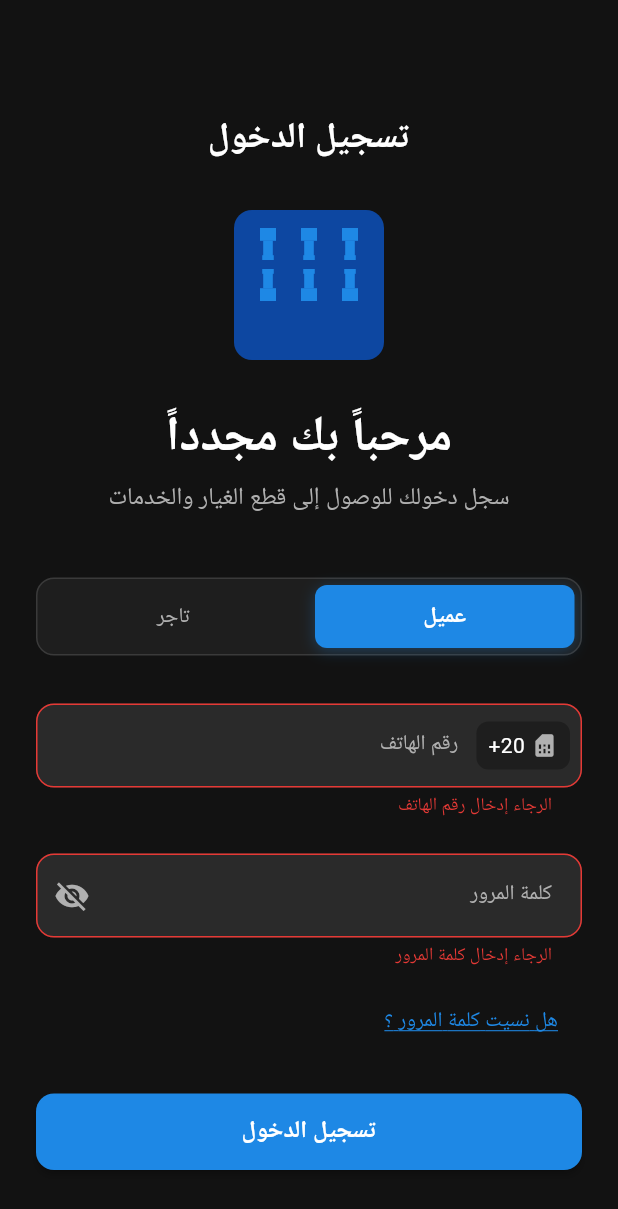
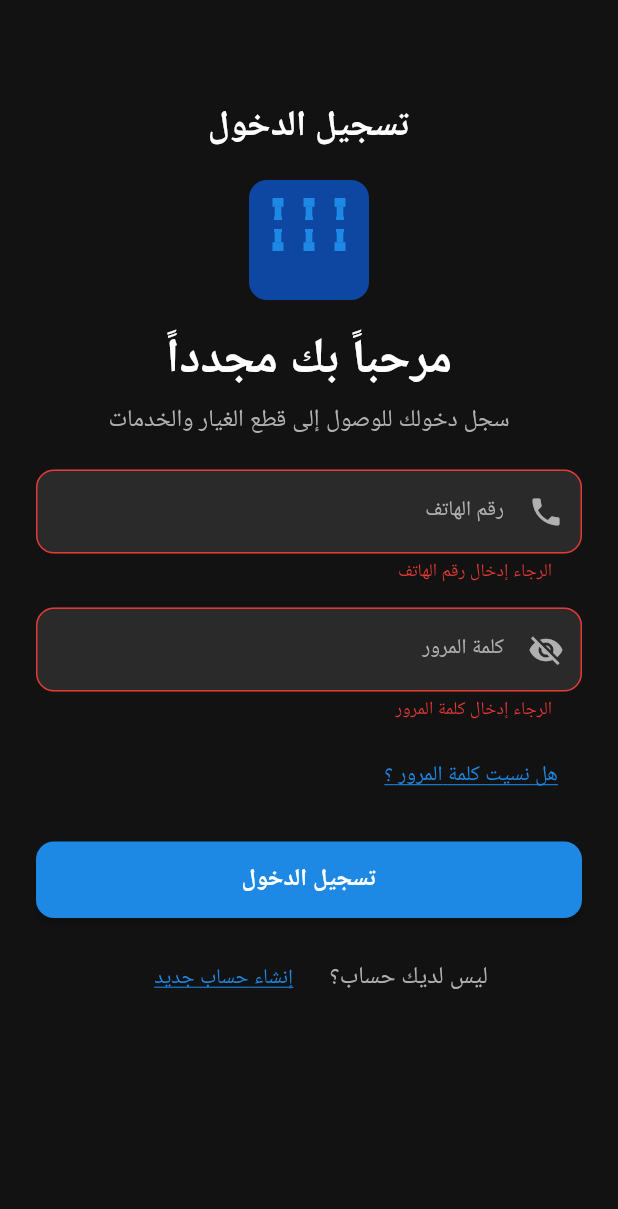
Before and after one commit to KareemTantawi8/cars_market, a Flutter app: the screen it shows after launch, after a tap on "تسجيل الدخول", on a phone screen of 412 x 824 dp. Shown: the top 1209 px of the screen. Run offline on Flutter 3.47's test engine with Material 3 defaults, Android fonts, the phone set to English and light mode, and no system bars; our stand-ins replace dio, equatable, fl_chart, flutter_bloc, pretty_dio_logger, shared_preferences.

Commit message:
finish the login screen with integrate with the backend

```diff
--- /dev/null
+++ b/lib/features/auth/data/models/login_request_model.dart
@@ -0,0 +1,24 @@
+/// Login Request Model
+class LoginRequestModel {
+  final String phone;
+  final String password;
+  final String deviceName;
+  final String tokenType;
+
+  LoginRequestModel({
+    required this.phone,
+    required this.password,
+    this.deviceName = 'Mobile',
+    this.tokenType = 'mobile',
+  });
+
+  /// Convert to JSON for API request
+  Map<String, dynamic> toJson() {
+    return {
+      'phone': phone,
+      'password': password,
+      'device_name': deviceName,
+      'token_type': tokenType,
+    };
+  }
+}
--- /dev/null
+++ b/lib/features/auth/data/models/login_response_model.dart
@@ -0,0 +1,51 @@
+import 'user_model.dart';
+
+/// Login Response Model
+class LoginResponseModel {
+  final String message;
+  final UserModel user;
+  final List<dynamic> permissions;
+  final String token;
+  final String tokenType;
+  final DateTime expiresAt;
+  final List<String> abilities;
+
+  LoginResponseModel({
+    required this.message,
+    required this.user,
+    required this.permissions,
+    required this.token,
+    required this.tokenType,
+    required this.expiresAt,
+    required this.abilities,
+  });
+
+  /// Create from JSON
+  factory LoginResponseModel.fromJson(Map<String, dynamic> json) {
+    return LoginResponseModel(
+      message: json['message'] as String,
+      user: UserModel.fromJson(json['user'] as Map<String, dynamic>),
+      permissions: json['permissions'] as List<dynamic>? ?? [],
+      token: json['token'] as String,
+      tokenType: json['token_type'] as String,
+      expiresAt: DateTime.parse(json['expires_at'] as String),
+      abilities: (json['abilities'] as List<dynamic>?)
+              ?.map((e) => e.toString())
+              .toList() ??
+          [],
+    );
+  }
+
+  /// Convert to JSON
+  Map<String, dynamic> toJson() {
+    return {
+      'message': message,
+      'user': user.toJson(),
+      'permissions': permissions,
+      'token': token,
+      'token_type': tokenType,
+      'expires_at': expiresAt.toIso8601String(),
+      'abilities': abilities,
+    };
+  }
+}
--- /dev/null
+++ b/lib/features/auth/presentation/cubit/login_cubit.dart
@@ -0,0 +1,114 @@
+import 'dart:convert';
+import 'package:flutter_bloc/flutter_bloc.dart';
+import 'package:equatable/equatable.dart';
+import '../../data/repositories/auth_repository.dart';
+import '../../data/models/login_request_model.dart';
+import '../../data/models/login_response_model.dart';
+import '../../../../core/utils/constants.dart';
+import '../../../../core/services/storage_service.dart';
+import '../../../../core/network/api_client.dart';
+
+/// Login State
+abstract class LoginState extends Equatable {
+  const LoginState();
+
+  @override
+  List<Object?> get props => [];
+}
+
+/// Initial state
+class LoginInitial extends LoginState {}
+
+/// Loading state
+class LoginLoading extends LoginState {}
+
+/// Success state
+class LoginSuccess extends LoginState {
+  final LoginResponseModel response;
+
+  const LoginSuccess(this.response);
+
+  @override
+  List<Object?> get props => [response];
+}
+
+/// Error state
+class LoginError extends LoginState {
+  final String message;
+
+  const LoginError(this.message);
+
+  @override
+  List<Object?> get props => [message];
+}
+
+/// Login Cubit
+class LoginCubit extends Cubit<LoginState> {
+  final AuthRepository _authRepository;
+  final ApiClient _apiClient;
+
+  LoginCubit({
+    AuthRepository? authRepository,
+    ApiClient? apiClient,
+  })  : _authRepository = authRepository ?? AuthRepository(),
+        _apiClient = apiClient ?? ApiClient(),
+        super(LoginInitial());
+
+  /// Login
+  Future<void> login({
+    required String phone,
+    required String password,
+    String deviceName = 'Mobile',
+    String tokenType = 'mobile',
+  }) async {
+    emit(LoginLoading());
+
+    try {
+      // Validate inputs
+      if (phone.trim().isEmpty) {
+        emit(const LoginError('الرجاء إدخال رقم الموبايل'));
+        return;
+      }
+
+      if (phone.trim().length < AppConstants.minPhoneLength) {
+        emit(const LoginError('رقم الموبايل غير صحيح'));
+        return;
+      }
+
+      if (password.isEmpty) {
+        emit(const LoginError('الرجاء إدخال كلمة المرور'));
+        return;
+      }
+
+      if (password.length < AppConstants.minPasswordLength) {
+        emit(LoginError(
+            'كلمة المرور يجب أن تكون ${AppConstants.minPasswordLength} أحرف على الأقل'));
+        return;
+      }
+
+      // Create request model
+      final request = LoginRequestModel(
+        phone: phone.trim(),
+        password: password,
+        deviceName: deviceName,
+        tokenType: tokenType,
+      );
+
+      // Call API
+      final response = await _authRepository.login(request);
+
+      // Save token and user data
+      await StorageService.saveAuthToken(response.token);
+      await StorageService.saveUserType(response.user.type);
+      await StorageService.saveUserId(response.user.id.toString());
+      await StorageService.saveUserData(jsonEncode(response.user.toJson()));
+
+      // Set auth token in API client for future requests
+      _apiClient.setAuthToken(response.token);
+
+      emit(LoginSuccess(response));
+    } catch (e) {
+      emit(LoginError(e.toString().replaceAll('Exception: ', '')));
+    }
+  }
+}
--- a/lib/features/auth/presentation/views/login_screen.dart
+++ b/lib/features/auth/presentation/views/login_screen.dart
@@ -1,15 +1,15 @@
 import 'package:flutter/material.dart';
 import 'package:flutter/services.dart';
+import 'package:flutter_bloc/flutter_bloc.dart';
 import '../../../../core/theme/app_colors.dart';
 import '../../../../core/theme/app_text_styles.dart';
 import '../../../../core/utils/constants.dart';
-import '../../../../core/services/navigation_service.dart';
-import '../../../../core/services/storage_service.dart';
-import '../../../../core/controllers/user_type_controller.dart';
+import '../../../../core/routes/app_routes.dart';
 import '../../../../shared/widgets/buttons/primary_button.dart';
 import '../../../../shared/widgets/common/app_logo.dart';
-import '../../../../shared/widgets/common/segment_control.dart';
+import '../../../../shared/widgets/common/custom_toast.dart';
 import '../../../../core/utils/extensions.dart';
+import '../cubit/login_cubit.dart';
 import '../views/register_screen.dart';
 
 /// Login Screen
@@ -25,7 +25,6 @@ class _LoginScreenState extends State<LoginScreen> {
   final _phoneController = TextEditingController();
   final _passwordController = TextEditingController();
   bool _obscurePassword = true;
-  String _selectedUserType = AppConstants.userTypeCustomer;
 
   @override
   void dispose() {
@@ -34,33 +33,68 @@ class _LoginScreenState extends State<LoginScreen> {
     super.dispose();
   }
 
-  void _handleLogin() async {
+  void _handleLogin(BuildContext context) {
     if (_formKey.currentState!.validate()) {
-      // TODO: Implement login logic with Cubit
-      // Save user type and token (simulate)
-      final controller = UserTypeController();
-      await controller.setUserType(_selectedUserType);
-
-      // Navigate based on selected user type
-      if (mounted) {
-        NavigationService.navigateAfterLogin(context, _selectedUserType);
+      final cubit = context.read<LoginCubit>();
+      cubit.login(
+        phone: _phoneController.text,
+        password: _passwordController.text,
+      );
     }
-    }
-  }
-
-  void _handleRegister() {
-
   }
 
   @override
   Widget build(BuildContext context) {
+    return BlocProvider(
+      create: (context) => LoginCubit(),
+      child: BlocListener<LoginCubit, LoginState>(
+        listener: (context, state) {
+          if (state is LoginSuccess) {
+            // Show success toast
+            CustomToast.showSuccess(
+              context,
+              state.response.message,
+              duration: const Duration(seconds: 2),
+            );
+            // Navigate based on user type from API response
+            Future.delayed(const Duration(milliseconds: 500), () {
+              if (context.mounted) {
+                if (state.response.user.type == AppConstants.userTypeVendor) {
+                  Navigator.pushNamedAndRemoveUntil(
+                    context,
+                    AppRoutes.vendorDashboard,
+                    (route) => false,
+                  );
+                } else {
+                  Navigator.pushNamedAndRemoveUntil(
+                    context,
+                    AppRoutes.home,
+                    (route) => false,
+                  );
+                }
+              }
+            });
+          } else if (state is LoginError) {
+            // Show error toast
+            CustomToast.showError(
+              context,
+              state.message,
+              duration: const Duration(seconds: 4),
+            );
+          }
+        },
+        child: BlocBuilder<LoginCubit, LoginState>(
+          builder: (context, state) {
+            final isLoading = state is LoginLoading;
             return Scaffold(
               backgroundColor: AppColors.backgroundColor,
               appBar: AppBar(
                 backgroundColor: Colors.transparent,
                 elevation: 0,
               ),
-      body: SafeArea(
+              body: Stack(
+                children: [
+                  SafeArea(
                     child: SingleChildScrollView(
                       padding: const EdgeInsets.symmetric(horizontal: 24.0),
                       child: Form(
@@ -68,16 +102,16 @@ class _LoginScreenState extends State<LoginScreen> {
                         child: Column(
                           crossAxisAlignment: CrossAxisAlignment.center,
                           children: [
-                const SizedBox(height: 20),
+                            const SizedBox(height: 12),
                             // Title
                             Text(
                               'تسجيل الدخول',
                               style: AppTextStyles.headingMedium,
                             ),
-                const SizedBox(height: 32),
+                            const SizedBox(height: 20),
                             // App Logo
-                const AppLogo(size: 100, withGlow: false),
-                const SizedBox(height: 32),
+                            const AppLogo(size: 80, withGlow: false),
+                            const SizedBox(height: 20),
                             // Welcome Message
                             Text(
                               'مرحباً بك مجدداً',
@@ -93,35 +127,12 @@ class _LoginScreenState extends State<LoginScreen> {
                               ),
                               textAlign: TextAlign.center,
                             ),
-                const SizedBox(height: 40),
-                // User Type Selection
-                SegmentControl<String>(
-                  segments: const [
-                    SegmentItem(
-                      value: AppConstants.userTypeCustomer,
-                      label: 'عميل',
-                    ),
-                    SegmentItem(
-                      value: AppConstants.userTypeVendor,
-                      label: 'تاجر',
-                    ),
-                  ],
-                  selectedValue: _selectedUserType,
-                  onChanged: (value) {
-                    setState(() {
-                      _selectedUserType = value;
-                    });
-                  },
-                ),
-                const SizedBox(height: 32),
+                            const SizedBox(height: 20),
                             // Phone Number Field
-                Row(
-                  crossAxisAlignment: CrossAxisAlignment.start,
-                  children: [
-                    Expanded(
-                      child: TextFormField(
+                            TextFormField(
                               controller: _phoneController,
                               keyboardType: TextInputType.phone,
+                              textInputAction: TextInputAction.next,
                               inputFormatters: [
                                 FilteringTextInputFormatter.digitsOnly,
                               ],
@@ -129,31 +140,13 @@ class _LoginScreenState extends State<LoginScreen> {
                               decoration: InputDecoration(
                                 labelText: 'رقم الهاتف',
                                 labelStyle: AppTextStyles.inputLabel,
-                          hintText: '1x xxxx xxxx',
+                                hintText: '01X XXXX XXXX',
                                 hintStyle: AppTextStyles.inputHint,
-                          prefixIcon: Container(
-                            margin: const EdgeInsets.all(8),
-                            padding: const EdgeInsets.symmetric(horizontal: 8),
-                            decoration: BoxDecoration(
-                              color: AppColors.surfaceColor,
-                              borderRadius: BorderRadius.circular(8),
-                            ),
-                            child: Row(
-                              mainAxisSize: MainAxisSize.min,
-                              children: [
-                                Icon(
-                                  Icons.sim_card,
-                                  size: 18,
+                                prefixIcon: Padding(
+                                  padding: const EdgeInsets.all(12.0),
+                                  child: Icon(
+                                    Icons.phone,
                                     color: AppColors.textSecondary,
-                                ),
-                                const SizedBox(width: 4),
-                                Text(
-                                  '20+',
-                                  style: AppTextStyles.bodySmall.copyWith(
-                                    color: AppColors.textPrimary,
-                                  ),
-                                ),
-                              ],
                                   ),
                                 ),
                                 filled: true,
@@ -188,25 +181,20 @@ class _LoginScreenState extends State<LoginScreen> {
                                 return null;
                               },
                             ),
-                    ),
-                  ],
-                ),
-                const SizedBox(height: 24),
+                            const SizedBox(height: 16),
                             // Password Field
-                Row(
-                  crossAxisAlignment: CrossAxisAlignment.start,
-                  children: [
-                    Expanded(
-                      child: TextFormField(
+                            TextFormField(
                               controller: _passwordController,
                               obscureText: _obscurePassword,
+                              textInputAction: TextInputAction.done,
+                              onFieldSubmitted: (_) => _handleLogin(context),
                               style: AppTextStyles.input,
                               decoration: InputDecoration(
                                 labelText: 'كلمة المرور',
                                 labelStyle: AppTextStyles.inputLabel,
                                 hintText: '••••••••',
                                 hintStyle: AppTextStyles.inputHint,
-                          suffixIcon: IconButton(
+                                prefixIcon: IconButton(
                                   icon: Icon(
                                     _obscurePassword
                                         ? Icons.visibility_off
@@ -245,21 +233,20 @@ class _LoginScreenState extends State<LoginScreen> {
                                 if (value == null || value.isEmpty) {
                                   return 'الرجاء إدخال كلمة المرور';
                                 }
-                          if (value.length < 6) {
-                            return 'كلمة المرور يجب أن تكون 6 أحرف على الأقل';
+                                if (value.length < AppConstants.minPasswordLength) {
+                                  return 'كلمة المرور يجب أن تكون ${AppConstants.minPasswordLength} أحرف على الأقل';
                                 }
                                 return null;
                               },
-                      ),
-                    ),
-                  ],
                             ),
                             const SizedBox(height: 12),
                             // Forgot Password Link
                             Align(
                               alignment: Alignment.centerRight,
                               child: TextButton(
-                    onPressed: () {
+                                onPressed: isLoading
+                                    ? null
+                                    : () {
                                         // TODO: Navigate to forgot password screen
                                       },
                                 child: Text(
@@ -268,13 +255,14 @@ class _LoginScreenState extends State<LoginScreen> {
                                 ),
                               ),
                             ),
-                const SizedBox(height: 24),
+                            const SizedBox(height: 20),
                             // Login Button
                             PrimaryButton(
                               text: 'تسجيل الدخول',
-                  onPressed: _handleLogin,
+                              onPressed: isLoading ? null : () => _handleLogin(context),
+                              isLoading: isLoading,
                             ),
-                const SizedBox(height: 32),
+                            const SizedBox(height: 16),
                             // Create Account Section
                             Row(
                               mainAxisAlignment: MainAxisAlignment.center,
@@ -287,7 +275,9 @@ class _LoginScreenState extends State<LoginScreen> {
                                 ),
                                 const SizedBox(width: 8),
                                 TextButton(
-                      onPressed: () {
+                                  onPressed: isLoading
+                                      ? null
+                                      : () {
                                           context.navigateTo(const RegisterScreen());
                                         },
                                   child: Text(
@@ -297,12 +287,26 @@ class _LoginScreenState extends State<LoginScreen> {
                                 ),
                               ],
                             ),
-                const SizedBox(height: 40),
+                            const SizedBox(height: 24),
                           ],
                         ),
                       ),
                     ),
                   ),
+                  // Loading Overlay
+                  if (isLoading)
+                    Container(
+                      color: Colors.black.withOpacity(0.3),
+                      child: const Center(
+                        child: CircularProgressIndicator(),
+                      ),
+                    ),
+                ],
+              ),
+            );
+          },
+        ),
+      ),
     );
   }
 }
--- a/lib/shared/widgets/common/custom_toast.dart
+++ b/lib/shared/widgets/common/custom_toast.dart
@@ -72,7 +72,7 @@ class CustomToast {
       ),
     );
 
-    overlay.insert(overlayEntry);
+    overlay.insert(overlayEntry!);
 
     // Remove overlay entry after duration
     Future.delayed(duration, () {
```
Also changed, not shown: lib/features/auth/data/models/user_model.dart (+10 -0 lines), lib/features/auth/data/repositories/auth_repository.dart (+33 -0 lines), lib/features/auth/presentation/views/register_screen.dart (+4 -4 lines), 3 other files. Lines whose indentation alone changed are shown as unchanged.
